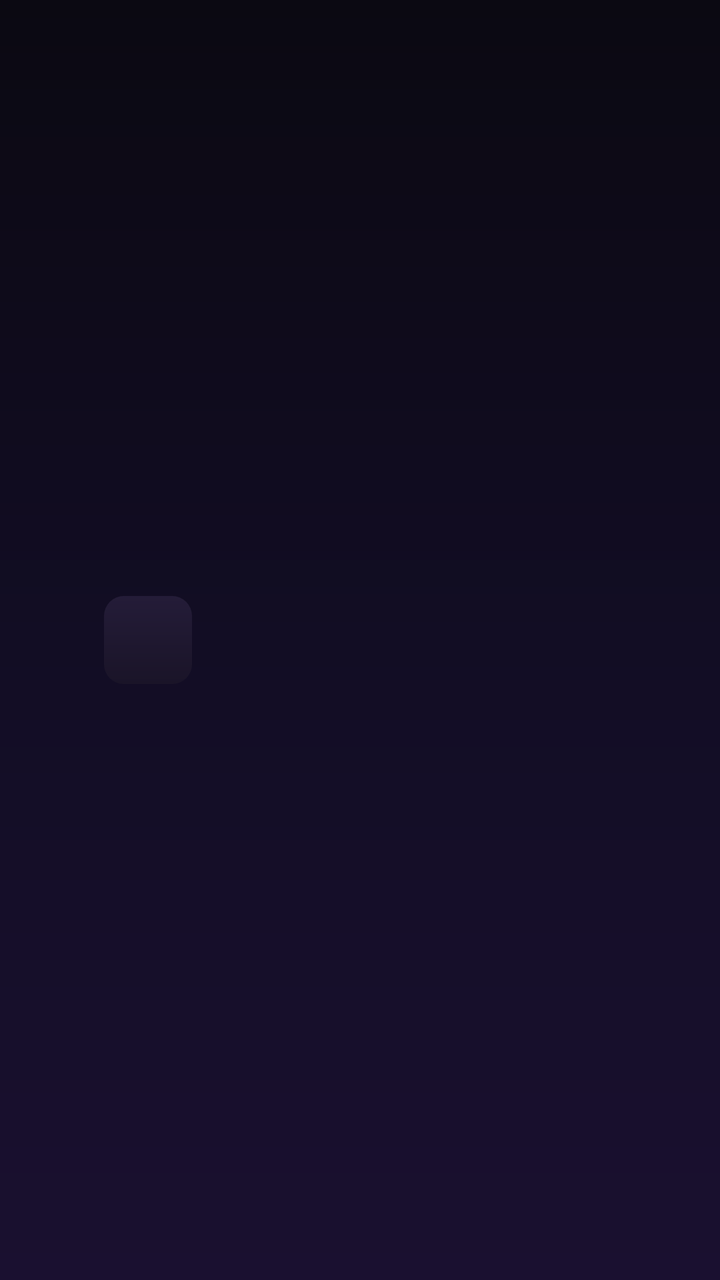
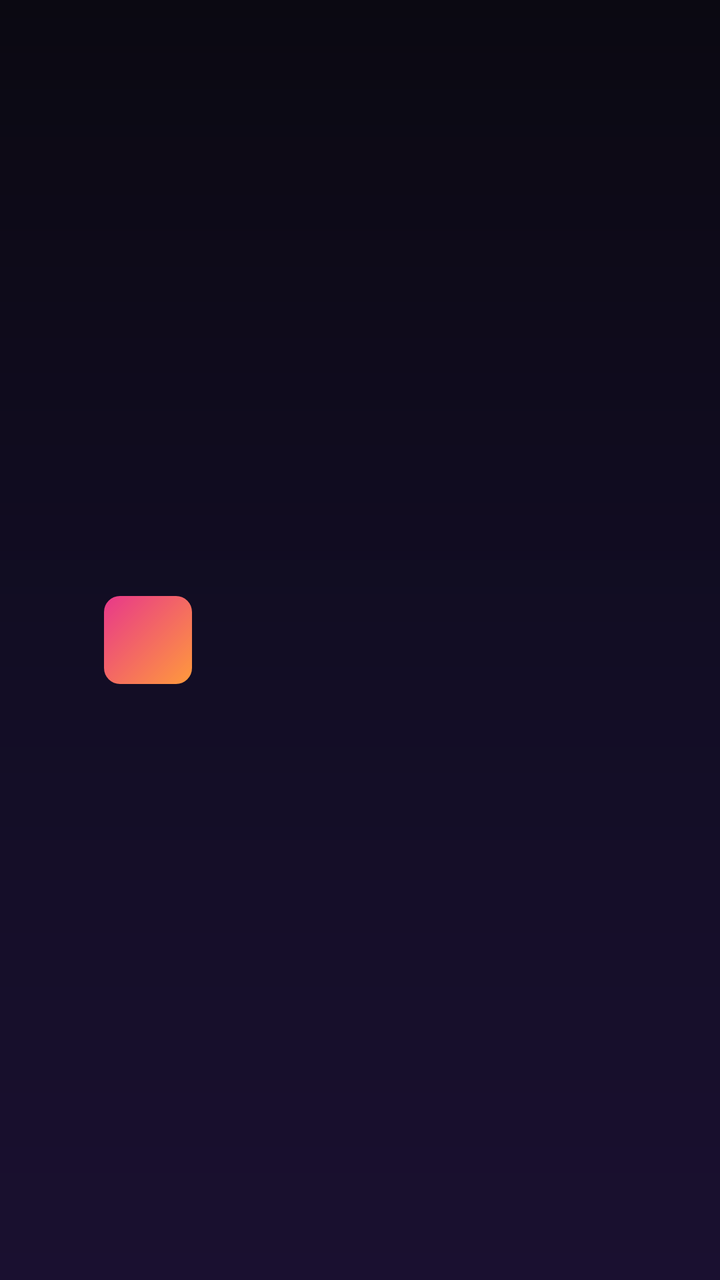

An Android layout rendered at two revisions. The XML below is the earlier revision; the diff shows what the commit changed to produce the second picture.
<!-- AndroidManifest.xml: application theme Theme.IPTVPlayer -->
<!-- res/layout/item_channel_list.xml -->
<?xml version="1.0" encoding="utf-8"?>
<LinearLayout
    xmlns:android="http://schemas.android.com/apk/res/android"
    android:layout_width="match_parent"
    android:layout_height="64dp"
    android:layout_marginHorizontal="10dp"
    android:layout_marginVertical="3dp"
    android:orientation="horizontal"
    android:gravity="center_vertical"
    android:paddingHorizontal="12dp"
    android:clickable="true"
    android:focusable="true"
    android:background="@drawable/bg_channel_item_default">

    
    <TextView
        android:id="@+id/tvNumber"
        android:layout_width="36dp"
        android:layout_height="wrap_content"
        android:textColor="@color/colorOrange"
        android:textSize="14sp"
        android:textStyle="bold"
        android:gravity="center" />

    
    <FrameLayout
        android:layout_width="44dp"
        android:layout_height="44dp"
        android:layout_marginStart="4dp"
        android:layout_marginEnd="12dp">

        <View
            android:layout_width="44dp"
            android:layout_height="44dp"
            android:background="@drawable/bg_channel_logo" />

        <ImageView
            android:id="@+id/ivLogo"
            android:layout_width="36dp"
            android:layout_height="36dp"
            android:layout_gravity="center"
            android:scaleType="fitCenter" />

    </FrameLayout>

    
    <TextView
        android:id="@+id/tvChannelName"
        android:layout_width="0dp"
        android:layout_height="wrap_content"
        android:layout_weight="1"
        android:textColor="@color/colorChannelName"
        android:textSize="15sp"
        android:textStyle="bold"
        android:ellipsize="end"
        android:maxLines="1" />

</LinearLayout>
<!-- resources referenced by this layout -->
<resources>
  <color name="colorChannelName">#FFFFFF</color>
  <color name="colorOrange">#FF8A3C</color>
  <!-- drawable bg_channel_item_default (drawable) -->
  <?xml version="1.0" encoding="utf-8"?>
  <shape xmlns:android="http://schemas.android.com/apk/res/android"
      android:shape="rectangle">
      <solid android:color="@android:color/transparent" />
      <corners android:radius="12dp" />
  </shape>
  <!-- drawable bg_channel_logo (drawable) -->
  <?xml version="1.0" encoding="utf-8"?>
  <shape xmlns:android="http://schemas.android.com/apk/res/android"
      android:shape="rectangle">
      <gradient
          android:angle="270"
          android:startColor="#241C38"
          android:endColor="#1A1428"
          android:type="linear" />
      <corners android:radius="10dp" />
  </shape>
  <style name="Theme.IPTVPlayer" parent="Theme.MaterialComponents.NoActionBar">
          <item name="colorPrimary">@color/colorPrimary</item>
          <item name="colorPrimaryVariant">@color/colorPrimaryVariant</item>
          <item name="colorOnPrimary">@color/colorOnPrimary</item>
          <item name="colorSecondary">@color/colorSecondary</item>
          <item name="colorOnSecondary">@color/colorOnSecondary</item>
          <item name="android:colorBackground">@color/colorBackground</item>
          <item name="colorSurface">@color/colorSurface</item>
          <item name="colorOnSurface">@color/colorOnSurface</item>
          <item name="colorError">@color/colorError</item>
          <item name="windowActionBar">false</item>
          <item name="windowNoTitle">true</item>
          <item name="android:statusBarColor">@color/colorBackground</item>
          <item name="android:navigationBarColor">@color/colorBackground</item>
          <item name="android:windowBackground">@drawable/bg_app_gradient</item>
      </style>
  <color name="colorPrimary">#FF8A3C</color>
  <color name="colorPrimaryVariant">#E06A1F</color>
  <color name="colorOnPrimary">#FFFFFF</color>
  <color name="colorSecondary">#E8388A</color>
  <color name="colorOnSecondary">#FFFFFF</color>
  <color name="colorBackground">#0B0912</color>
  <color name="colorSurface">#171322</color>
  <color name="colorOnSurface">#F6F1FF</color>
  <color name="colorError">#FF5C8A</color>
  <!-- drawable bg_app_gradient (drawable) -->
  <?xml version="1.0" encoding="utf-8"?>
  <shape xmlns:android="http://schemas.android.com/apk/res/android"
      android:shape="rectangle">
      <gradient
          android:angle="270"
          android:startColor="@color/colorGradientBgStart"
          android:centerColor="#120D24"
          android:endColor="@color/colorGradientBgEnd"
          android:type="linear" />
  </shape>
  <color name="colorGradientBgStart">#0B0912</color>
  <color name="colorGradientBgEnd">#1A1030</color>
</resources>

<!-- the commit's change to res/layout/item_channel_list.xml (unified diff, before → after) -->
@@ -34,6 +34,17 @@
             android:layout_height="44dp"
             android:background="@drawable/bg_channel_logo" />
 
+        
+        <TextView
+            android:id="@+id/tvLetter"
+            android:layout_width="44dp"
+            android:layout_height="44dp"
+            android:gravity="center"
+            android:textColor="@color/colorChannelName"
+            android:textSize="18sp"
+            android:textStyle="bold"
+            android:background="@drawable/bg_letter_avatar" />
+
         <ImageView
             android:id="@+id/ivLogo"
             android:layout_width="36dp"
<!-- resource entries referenced after the edit -->
@@ -20,6 +20,17 @@
           android:type="linear" />
       <corners android:radius="10dp" />
   </shape>
+  <!-- drawable bg_letter_avatar (drawable) -->
+  <?xml version="1.0" encoding="utf-8"?>
+  <shape xmlns:android="http://schemas.android.com/apk/res/android"
+      android:shape="rectangle">
+      <gradient
+          android:angle="135"
+          android:startColor="@color/colorGradientStart"
+          android:endColor="@color/colorGradientEnd"
+          android:type="linear" />
+      <corners android:radius="8dp" />
+  </shape>
   <style name="Theme.IPTVPlayer" parent="Theme.MaterialComponents.NoActionBar">
           <item name="colorPrimary">@color/colorPrimary</item>
           <item name="colorPrimaryVariant">@color/colorPrimaryVariant</item>
@@ -36,6 +47,8 @@
           <item name="android:navigationBarColor">@color/colorBackground</item>
           <item name="android:windowBackground">@drawable/bg_app_gradient</item>
       </style>
+  <color name="colorGradientStart">#FF9A3C</color>
+  <color name="colorGradientEnd">#E8388A</color>
   <color name="colorPrimary">#FF8A3C</color>
   <color name="colorPrimaryVariant">#E06A1F</color>
   <color name="colorOnPrimary">#FFFFFF</color>
